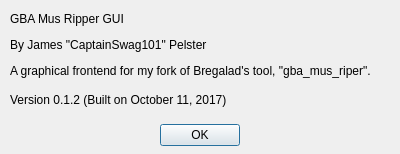
First picture: the form in aboutdialog.ui, repository CaptainSwag101/gba-mus-ripper-gui, before the edit.
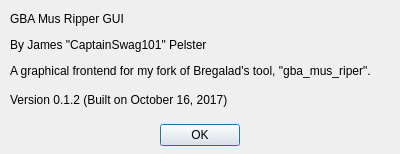
Second picture: the form after the edit.

Commit message: Fixed extraction, made UI more compact

```diff
--- a/aboutdialog.ui
+++ b/aboutdialog.ui
@@ -76,7 +76,7 @@
     <item>
      <widget class="QLabel" name="versionLabel">
       <property name="text">
-       <string>&lt;html&gt;&lt;head/&gt;&lt;body&gt;&lt;p&gt;Version 0.1.2 (Built on October 11, 2017)&lt;/p&gt;&lt;/body&gt;&lt;/html&gt;</string>
+       <string>&lt;html&gt;&lt;head/&gt;&lt;body&gt;&lt;p&gt;Version 0.1.2 (Built on October 16, 2017)&lt;/p&gt;&lt;/body&gt;&lt;/html&gt;</string>
       </property>
      </widget>
     </item>
```
The commit also changes 4 other files.
